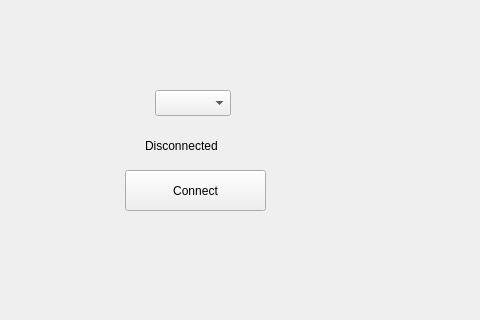
First picture: the form in Documents/S4V_Motor_Controller_Test/UI/mainwindow.ui, repository manhtienvu-vn/motor-controller-hardware-client-qt-app, before the edit; both pictures show x 205 to 685 and y 0 to 320 of the 800 by 600 pixel window.
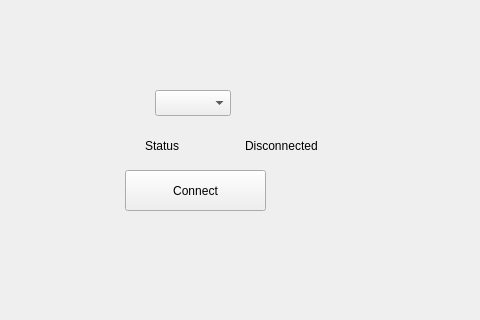
Second picture: the form after the edit.

Commit message: Hardware/serialcontroller: add signal and slots functions to connect hardware changes to UI updates

The edit to the form file:
```diff
--- a/Documents/S4V_Motor_Controller_Test/UI/mainwindow.ui
+++ b/Documents/S4V_Motor_Controller_Test/UI/mainwindow.ui
@@ -37,7 +37,7 @@
      </rect>
     </property>
     <property name="text">
-     <string>Disconnected</string>
+     <string>Status</string>
     </property>
    </widget>
    <widget class="QComboBox" name="comboBoxPort">
@@ -152,6 +152,19 @@
      <enum>Qt::ToolButtonStyle::ToolButtonTextUnderIcon</enum>
     </property>
    </widget>
+   <widget class="QLabel" name="lblStatusText">
+    <property name="geometry">
+     <rect>
+      <x>450</x>
+      <y>130</y>
+      <width>91</width>
+      <height>31</height>
+     </rect>
+    </property>
+    <property name="text">
+     <string>Disconnected</string>
+    </property>
+   </widget>
   </widget>
   <widget class="QMenuBar" name="menubar">
    <property name="geometry">
```
The commit also changes 7 other files.
